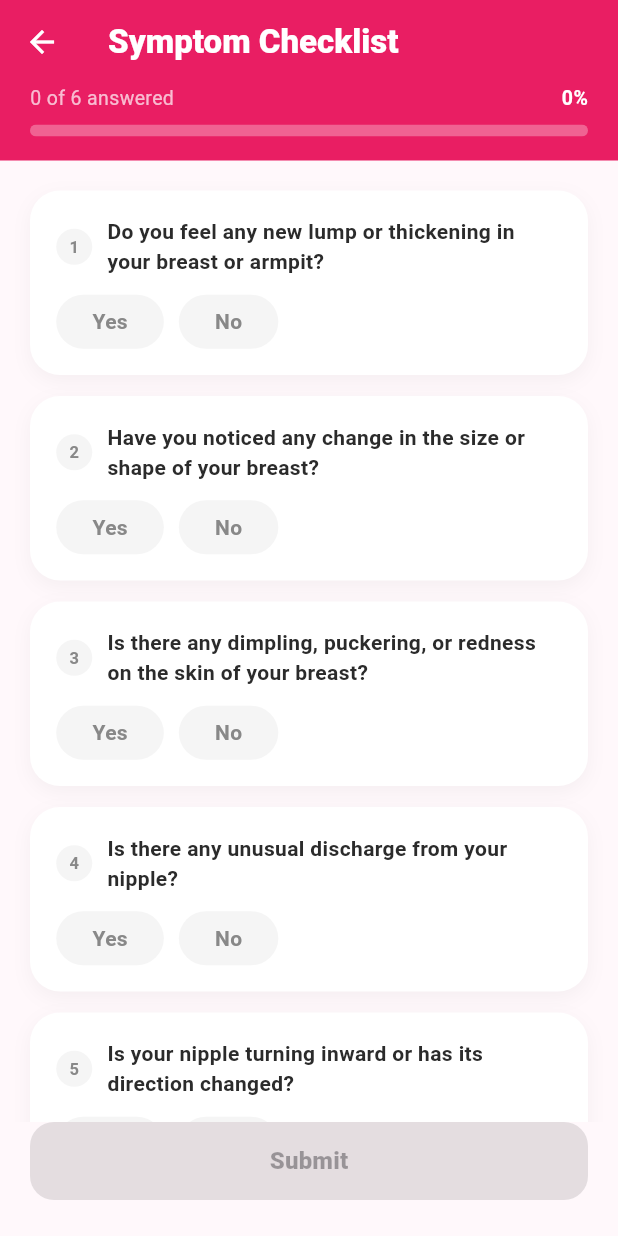
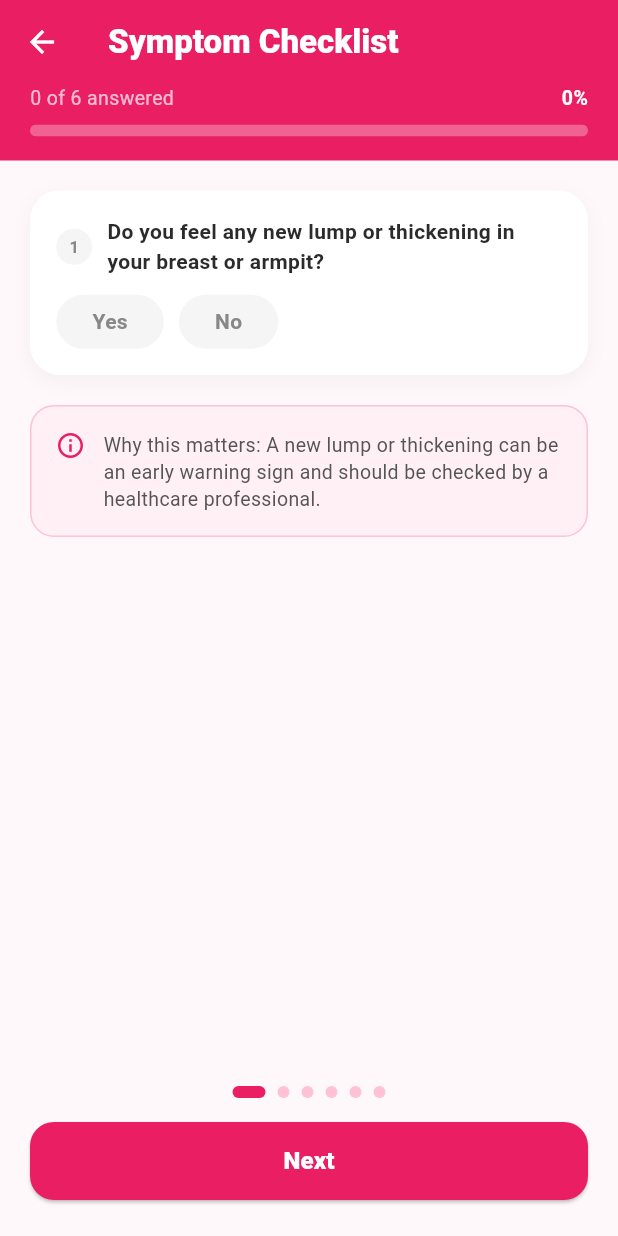
Before and after one commit to Tarunsh0869/pinklevel, a Flutter app: the AssessmentScreen screen opened directly, on a phone screen of 412 x 824 dp. Run offline on Flutter 3.47's test engine with Material 3 defaults, Android fonts, the phone set to English and light mode, and no system bars; our stand-ins replace flutter_tts, remixicon, shared_preferences; accounts and stored records are empty.

Commit message:
Add guided onboarding and localized symptom checklist copy

```diff
--- a/pinklevel/lib/l10n/app_en.arb
+++ b/pinklevel/lib/l10n/app_en.arb
@@ -41,6 +41,16 @@
     }
   },
   "assessmentSubmit": "Submit",
+  "assessmentNext": "Next",
+  "assessmentPrevious": "Previous",
+  "assessmentAnswerAll": "Please answer all questions before submitting.",
+  "assessmentWhyThisMatters": "Why this matters: This symptom helps evaluate your baseline wellness profile.",
+  "assessmentNoteQ1": "Why this matters: A new lump or thickening can be an early warning sign and should be checked by a healthcare professional.",
+  "assessmentNoteQ2": "Why this matters: A change in breast size or shape may point to tissue changes that need medical review.",
+  "assessmentNoteQ3": "Why this matters: Dimpling, puckering, or redness can happen when breast skin or tissue is affected.",
+  "assessmentNoteQ4": "Why this matters: Unusual nipple discharge, especially if it happens without pressing, should be discussed with a doctor.",
+  "assessmentNoteQ5": "Why this matters: A nipple turning inward or changing direction can signal changes under the skin.",
+  "assessmentNoteQ6": "Why this matters: Persistent breast or nipple pain is usually not cancer, but ongoing pain should be evaluated.",
   "assessmentResultConsult": "Please Consult a Doctor",
   "assessmentResultNoConcern": "No Concerning Signs Found",
   "assessmentResultConsultBody": "You answered \"Yes\" to one or more questions. This does not mean you have cancer, but it is important to consult a healthcare professional for a proper examination.",
@@ -193,6 +203,9 @@
   "disclaimerNote5": "This app does not provide any diagnosis or treatment advice.",
   "disclaimerUnderstood": "I Understand",
 
+  "careIntroTitle": "Guided Care Starts Here",
+  "careIntroSubtitle": "A calm doctor-supported introduction before your breast health self-exam guide.",
+  "careIntroButton": "Continue to Onboarding",
   "onboardingSkip": "Skip",
   "onboardingNext": "Next",
   "onboardingGetStarted": "Get Started",
--- a/pinklevel/lib/l10n/app_localizations.dart
+++ b/pinklevel/lib/l10n/app_localizations.dart
@@ -119,13 +119,13 @@ abstract class AppLocalizations {
   /// No description provided for @assessment.
   ///
   /// In en, this message translates to:
-  /// **'Self Assessment'**
+  /// **'Symptom Checklist'**
   String get assessment;
 
   /// No description provided for @guide.
   ///
   /// In en, this message translates to:
-  /// **'Guide'**
+  /// **'Guided Self-Exam'**
   String get guide;
 
   /// No description provided for @doctorVisit.
@@ -161,7 +161,7 @@ abstract class AppLocalizations {
   /// No description provided for @startAssessment.
   ///
   /// In en, this message translates to:
-  /// **'Start Assessment'**
+  /// **'Start Checklist'**
   String get startAssessment;
 
   /// No description provided for @safetyDisclaimer.
@@ -209,13 +209,13 @@ abstract class AppLocalizations {
   /// No description provided for @dashboardAssessmentTitle.
   ///
   /// In en, this message translates to:
-  /// **'Self Assessment'**
+  /// **'Symptom Checklist'**
   String get dashboardAssessmentTitle;
 
   /// No description provided for @dashboardAssessmentSubtitle.
   ///
   /// In en, this message translates to:
-  /// **'Check your symptoms'**
+  /// **'Answer warning-sign questions'**
   String get dashboardAssessmentSubtitle;
 
   /// No description provided for @dashboardWarningTitle.
@@ -287,7 +287,7 @@ abstract class AppLocalizations {
   /// No description provided for @assessmentTitle.
   ///
   /// In en, this message translates to:
-  /// **'Self-Assessment'**
+  /// **'Symptom Checklist'**
   String get assessmentTitle;
 
   /// No description provided for @assessmentProgressLabel.
@@ -301,6 +301,66 @@ abstract class AppLocalizations {
   /// In en, this message translates to:
   /// **'Submit'**
   String get assessmentSubmit;
+
+  /// No description provided for @assessmentNext.
+  ///
+  /// In en, this message translates to:
+  /// **'Next'**
+  String get assessmentNext;
+
+  /// No description provided for @assessmentPrevious.
+  ///
+  /// In en, this message translates to:
+  /// **'Previous'**
+  String get assessmentPrevious;
+
+  /// No description provided for @assessmentAnswerAll.
+  ///
+  /// In en, this message translates to:
+  /// **'Please answer all questions before submitting.'**
+  String get assessmentAnswerAll;
+
+  /// No description provided for @assessmentWhyThisMatters.
+  ///
+  /// In en, this message translates to:
+  /// **'Why this matters: This symptom helps evaluate your baseline wellness profile.'**
+  String get assessmentWhyThisMatters;
+
+  /// No description provided for @assessmentNoteQ1.
+  ///
+  /// In en, this message translates to:
+  /// **'Why this matters: A new lump or thickening can be an early warning sign and should be checked by a healthcare professional.'**
+  String get assessmentNoteQ1;
+
+  /// No description provided for @assessmentNoteQ2.
+  ///
+  /// In en, this message translates to:
+  /// **'Why this matters: A change in breast size or shape may point to tissue changes that need medical review.'**
+  String get assessmentNoteQ2;
+
+  /// No description provided for @assessmentNoteQ3.
+  ///
+  /// In en, this message translates to:
+  /// **'Why this matters: Dimpling, puckering, or redness can happen when breast skin or tissue is affected.'**
+  String get assessmentNoteQ3;
+
+  /// No description provided for @assessmentNoteQ4.
+  ///
+  /// In en, this message translates to:
+  /// **'Why this matters: Unusual nipple discharge, especially if it happens without pressing, should be discussed with a doctor.'**
+  String get assessmentNoteQ4;
+
+  /// No description provided for @assessmentNoteQ5.
+  ///
+  /// In en, this message translates to:
+  /// **'Why this matters: A nipple turning inward or changing direction can signal changes under the skin.'**
+  String get assessmentNoteQ5;
+
+  /// No description provided for @assessmentNoteQ6.
+  ///
+  /// In en, this message translates to:
+  /// **'Why this matters: Persistent breast or nipple pain is usually not cancer, but ongoing pain should be evaluated.'**
+  String get assessmentNoteQ6;
 
   /// No description provided for @assessmentResultConsult.
   ///
@@ -335,7 +395,7 @@ abstract class AppLocalizations {
   /// No description provided for @assessmentRetake.
   ///
   /// In en, this message translates to:
-  /// **'Retake Assessment'**
+  /// **'Retake Checklist'**
   String get assessmentRetake;
 
   /// No description provided for @assessmentYes.
@@ -1172,6 +1232,24 @@ abstract class AppLocalizations {
   /// **'I Understand'**
   String get disclaimerUnderstood;
 
+  /// No description provided for @careIntroTitle.
+  ///
+  /// In en, this message translates to:
+  /// **'Guided Care Starts Here'**
+  String get careIntroTitle;
+
+  /// No description provided for @careIntroSubtitle.
+  ///
+  /// In en, this message translates to:
+  /// **'A calm doctor-supported introduction before your breast health self-exam guide.'**
+  String get careIntroSubtitle;
+
+  /// No description provided for @careIntroButton.
+  ///
+  /// In en, this message translates to:
+  /// **'Continue to Onboarding'**
+  String get careIntroButton;
+
   /// No description provided for @onboardingSkip.
   ///
   /// In en, this message translates to:
--- a/pinklevel/lib/main.dart
+++ b/pinklevel/lib/main.dart
@@ -5,6 +5,7 @@ import 'l10n/app_localizations.dart';
 import 'locale_provider.dart';
 import 'screens/splash_screen.dart';
 import 'screens/language_screen.dart';
+import 'screens/onboarding_screen.dart';
 import 'screens/dashboard_screen.dart';
 import 'routes/app_routes.dart';
 
@@ -41,6 +42,7 @@ class MyApp extends StatelessWidget {
       routes: {
         AppRoutes.splash: (context) => const SplashScreen(),
         AppRoutes.language: (context) => const LanguageSelectionScreen(),
+        AppRoutes.onboarding: (context) => const OnboardingScreen(),
         AppRoutes.dashboard: (context) => const DashboardScreen(),
       },
     );
--- a/pinklevel/lib/routes/app_routes.dart
+++ b/pinklevel/lib/routes/app_routes.dart
@@ -1,5 +1,6 @@
 class AppRoutes {
   static const splash = '/splash';
   static const language = '/language';
+  static const onboarding = '/onboarding';
   static const dashboard = '/dashboard';
 }
--- a/pinklevel/lib/screens/assessment_screen.dart
+++ b/pinklevel/lib/screens/assessment_screen.dart
@@ -16,12 +16,40 @@ class _AssessmentScreenState extends State<AssessmentScreen> {
   int _currentPage = 0;
   bool _submitted = false;
 
-  void _reset() => setState(() {
+  void _goToQuestion(int page) {
+    if (!_pageController.hasClients || page == _currentPage) return;
+    HapticFeedback.lightImpact();
+    _pageController.animateToPage(
+      page,
+      duration: const Duration(milliseconds: 250),
+      curve: Curves.easeOut,
+    );
+  }
+
+  void _submitAssessment(AppLocalizations l10n, int total) {
+    if (_answers.length < total) {
+      ScaffoldMessenger.of(context).showSnackBar(
+        SnackBar(content: Text(l10n.assessmentAnswerAll)),
+      );
+      return;
+    }
+
+    HapticFeedback.mediumImpact();
+    setState(() => _submitted = true);
+  }
+
+  void _reset() {
+    setState(() {
       _answers.clear();
       _submitted = false;
       _currentPage = 0;
+    });
+
+    WidgetsBinding.instance.addPostFrameCallback((_) {
+      if (!mounted || !_pageController.hasClients) return;
       _pageController.jumpToPage(0);
     });
+  }
 
   @override
   void dispose() {
@@ -42,6 +70,15 @@ class _AssessmentScreenState extends State<AssessmentScreen> {
       l10n.assessmentQ6,
     ];
 
+    final notes = [
+      l10n.assessmentNoteQ1,
+      l10n.assessmentNoteQ2,
+      l10n.assessmentNoteQ3,
+      l10n.assessmentNoteQ4,
+      l10n.assessmentNoteQ5,
+      l10n.assessmentNoteQ6,
+    ];
+
     return Scaffold(
       backgroundColor: const Color(0xFFFFF8FB),
       appBar: AppBar(
@@ -58,15 +95,20 @@ class _AssessmentScreenState extends State<AssessmentScreen> {
       ),
       body: _submitted
           ? _buildResult(context, l10n)
-          : _buildQuestions(context, l10n, questions),
+          : _buildQuestions(context, l10n, questions, notes),
     );
   }
 
   Widget _buildQuestions(
-      BuildContext context, AppLocalizations l10n, List<String> questions) {
+    BuildContext context,
+    AppLocalizations l10n,
+    List<String> questions,
+    List<String> notes,
+  ) {
     final answered = _answers.length;
     final total = questions.length;
     final progress = answered / total;
+    final isLastQuestion = _currentPage == total - 1;
 
     return Column(
       children: [
@@ -108,12 +150,16 @@ class _AssessmentScreenState extends State<AssessmentScreen> {
           ),
         ),
         Expanded(
-          child: ListView.separated(
+          child: PageView.builder(
+            controller: _pageController,
+            onPageChanged: (page) => setState(() => _currentPage = page),
+            itemCount: questions.length,
+            itemBuilder: (_, i) => Padding(
               padding: const EdgeInsets.all(20),
-            itemCount: questions.length,
-            separatorBuilder: (context, index) =>
-                const SizedBox(height: 14),
-            itemBuilder: (_, i) => _QuestionCard(
+              child: SingleChildScrollView(
+                child: Column(
+                  children: [
+                    _QuestionCard(
                       index: i,
                       question: questions[i],
                       answer: _answers[i],
@@ -124,17 +170,89 @@ class _AssessmentScreenState extends State<AssessmentScreen> {
                         setState(() => _answers[i] = val);
                       },
                     ),
+                    const SizedBox(height: 20),
+                    Container(
+                      padding: const EdgeInsets.all(16),
+                      decoration: BoxDecoration(
+                        color: const Color(0xFFFFF0F5),
+                        borderRadius: BorderRadius.circular(16),
+                        border: Border.all(
+                            color: const Color(0xFFFFC1D6), width: 1),
+                      ),
+                      child: Row(
+                        crossAxisAlignment: CrossAxisAlignment.start,
+                        children: [
+                          const Icon(Remix.information_line,
+                              color: Color(0xFFE91E63), size: 20),
+                          const SizedBox(width: 12),
+                          Expanded(
+                            child: Text(
+                              notes[i],
+                              style: const TextStyle(
+                                fontSize: 13,
+                                color: Color(0xFF555555),
+                                height: 1.4,
+                              ),
+                            ),
+                          ),
+                        ],
+                      ),
+                    ),
+                  ],
+                ),
+              ),
+            ),
+          ),
+        ),
+        Padding(
+          padding: const EdgeInsets.only(bottom: 16),
+          child: Row(
+            mainAxisAlignment: MainAxisAlignment.center,
+            children: List.generate(
+              questions.length,
+              (i) => AnimatedContainer(
+                duration: const Duration(milliseconds: 180),
+                margin: const EdgeInsets.symmetric(horizontal: 4),
+                width: i == _currentPage ? 22 : 8,
+                height: 8,
+                decoration: BoxDecoration(
+                  color: i == _currentPage
+                      ? const Color(0xFFE91E63)
+                      : const Color(0xFFFFC1D6),
+                  borderRadius: BorderRadius.circular(8),
+                ),
+              ),
+            ),
           ),
         ),
         Padding(
           padding: const EdgeInsets.fromLTRB(20, 0, 20, 24),
+          child: Row(
+            children: [
+              if (_currentPage > 0) ...[
+                Expanded(
+                  child: OutlinedButton(
+                    onPressed: () => _goToQuestion(_currentPage - 1),
+                    style: OutlinedButton.styleFrom(
+                      foregroundColor: const Color(0xFFE91E63),
+                      side: const BorderSide(
+                          color: Color(0xFFE91E63), width: 2),
+                      minimumSize: const Size(double.infinity, 52),
+                      shape: RoundedRectangleBorder(
+                          borderRadius: BorderRadius.circular(16)),
+                    ),
+                    child: Text(l10n.assessmentPrevious,
+                        style: const TextStyle(
+                            fontSize: 16, fontWeight: FontWeight.w700)),
+                  ),
+                ),
+                const SizedBox(width: 14),
+              ],
+              Expanded(
                 child: ElevatedButton(
-            onPressed: answered == total
-                ? () {
-                    HapticFeedback.mediumImpact();
-                    setState(() => _submitted = true);
-                  }
-                : null,
+                  onPressed: isLastQuestion
+                      ? () => _submitAssessment(l10n, total)
+                      : () => _goToQuestion(_currentPage + 1),
                   style: ElevatedButton.styleFrom(
                     backgroundColor: const Color(0xFFE91E63),
                     foregroundColor: Colors.white,
@@ -142,9 +260,16 @@ class _AssessmentScreenState extends State<AssessmentScreen> {
                     shape: RoundedRectangleBorder(
                         borderRadius: BorderRadius.circular(16)),
                   ),
-            child: Text(l10n.assessmentSubmit,
+                  child: Text(
+                    isLastQuestion
+                        ? l10n.assessmentSubmit
+                        : l10n.assessmentNext,
                     style: const TextStyle(
-                    fontSize: 16, fontWeight: FontWeight.w800)),
+                        fontSize: 16, fontWeight: FontWeight.w800),
+                  ),
+                ),
+              ),
+            ],
           ),
         ),
       ],
@@ -347,8 +472,7 @@ class _ChoiceChip extends StatelessWidget {
       onTap: onTap,
       child: AnimatedContainer(
         duration: const Duration(milliseconds: 150),
-        padding:
-            const EdgeInsets.symmetric(horizontal: 24, vertical: 8),
+        padding: const EdgeInsets.symmetric(horizontal: 24, vertical: 8),
         decoration: BoxDecoration(
           color: selected ? selectedColor : const Color(0xFFF5F5F5),
           borderRadius: BorderRadius.circular(20),
--- a/pinklevel/lib/screens/language_screen.dart
+++ b/pinklevel/lib/screens/language_screen.dart
@@ -3,6 +3,7 @@ import 'package:flutter/services.dart';
 import 'package:provider/provider.dart';
 import 'package:shared_preferences/shared_preferences.dart';
 import '../locale_provider.dart';
+import '../routes/app_routes.dart';
 import '../theme/app_theme.dart';
 
 /// Call this from anywhere to show the language picker bottom sheet.
@@ -130,7 +131,7 @@ class LanguageSelectionScreen extends StatelessWidget {
                   final prefs = await SharedPreferences.getInstance();
                   await prefs.setBool('is_language_selected', true);
                   if (context.mounted) {
-                    Navigator.pushReplacementNamed(context, '/dashboard');
+                    Navigator.pushReplacementNamed(context, AppRoutes.onboarding);
                   }
                 },
                 child: const Text('Continue / आगे बढ़ें'),
--- a/pinklevel/lib/screens/onboarding_screen.dart
+++ b/pinklevel/lib/screens/onboarding_screen.dart
@@ -4,7 +4,7 @@ import 'package:remixicon/remixicon.dart';
 import '../theme/app_theme.dart';
 import '../widgets/custom_widgets.dart';
 import '../l10n/app_localizations.dart';
-import 'dashboard_screen.dart';
+import '../routes/app_routes.dart';
 
 class OnboardingScreen extends StatefulWidget {
   const OnboardingScreen({super.key});
@@ -47,9 +47,7 @@ class _OnboardingScreenState extends State<OnboardingScreen>
 
   void _goToDashboard() {
     HapticFeedback.lightImpact();
-    Navigator.of(context).pushReplacement(
-      MaterialPageRoute(builder: (_) => const DashboardScreen()),
-    );
+    Navigator.pushReplacementNamed(context, AppRoutes.dashboard);
   }
 
   void _next() {
```
Also changed, not shown: pinklevel/lib/l10n/app_hi.arb (+20 -7 lines), pinklevel/lib/l10n/app_localizations_en.dart (+48 -0 lines), pinklevel/lib/l10n/app_localizations_hi.dart (+50 -1 lines), pinklevel/lib/screens/guide_screen.dart (+36 -9 lines), pinklevel/lib/screens/splash_screen.dart (+2 -9 lines). Lines whose indentation alone changed are shown as unchanged.
